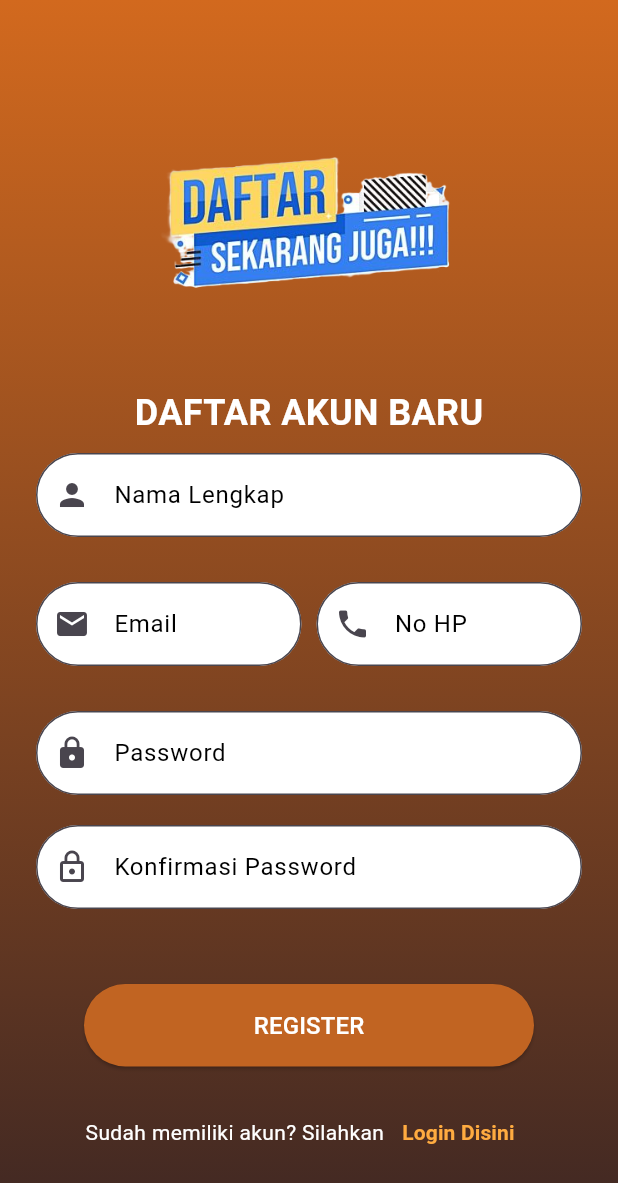
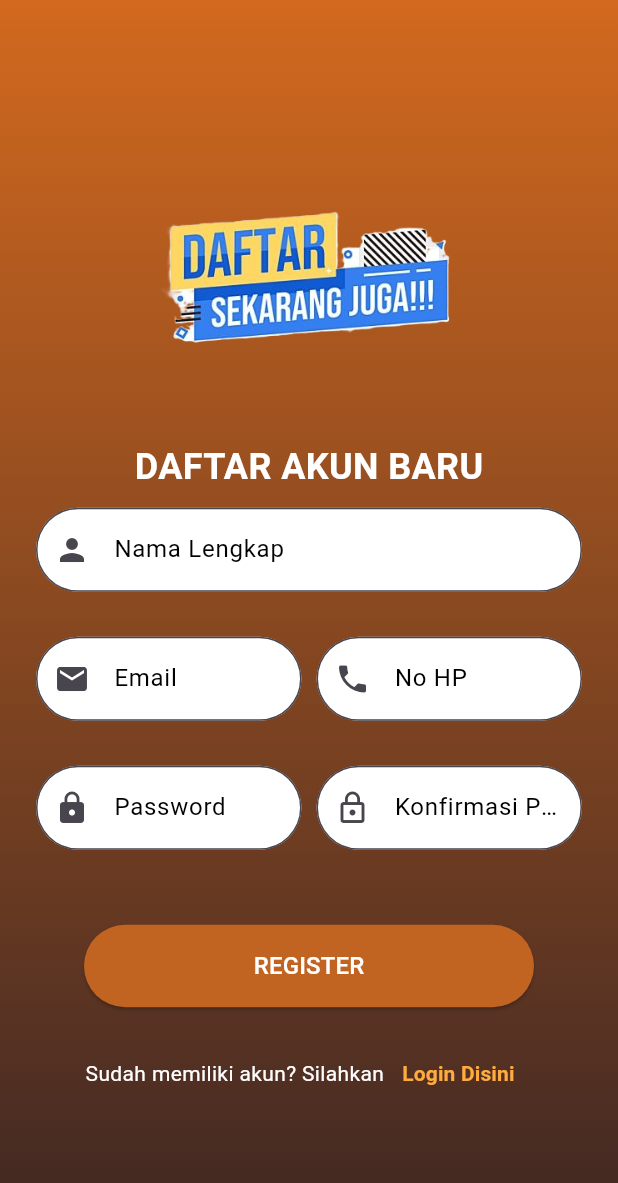
Before and after one commit to Aryaaa30/20220140114_UCP1_Flutter, a Flutter app: the RegisterPage screen opened directly, on a phone screen of 412 x 824 dp. Shown: the top 1183 px of the screen. Run offline on Flutter 3.47's test engine with Material 3 defaults, Android fonts, the phone set to English and light mode, and no system bars.

Commit message:
Membuat Password dan Konfirmasi Password sejajar (Row)

```diff
--- a/lib/register_page.dart
+++ b/lib/register_page.dart
@@ -62,7 +62,7 @@ class _RegisterPageState extends State<RegisterPage> {
                   ),
                   const SizedBox(height: 10),
 
-                  // [commit] Membuat Email dan No HP sejajar (Row)
+                  // Membuat Email dan No HP sejajar (Row)
                   Row(
                     children: [
                       Expanded(
@@ -87,17 +87,21 @@ class _RegisterPageState extends State<RegisterPage> {
                   ),
                   const SizedBox(height: 10),
 
-                  // Password
-                  customInputField(
+                  // Membuat Password dan Konfirmasi Password sejajar (Row)
+                  Row(
+                    children: [
+                      Expanded(
+                        child: customInputField(
                           controller: passwordController,
                           label: "Password",
                           icon: Icons.lock,
                           obscureText: true,
                           validatorMsg: "Masukkan password",
                         ),
-
-                  // Konfirmasi Password
-                  customInputField(
+                      ),
+                      const SizedBox(width: 10),
+                      Expanded(
+                        child: customInputField(
                           controller: confirmPasswordController,
                           label: "Konfirmasi Password",
                           icon: Icons.lock_outline,
@@ -110,6 +114,9 @@ class _RegisterPageState extends State<RegisterPage> {
                             }
                             return null;
                           },
+                        ),
+                      ),
+                    ],
                   ),
 
                   const SizedBox(height: 30),
```
Lines whose indentation alone changed are shown as unchanged.
